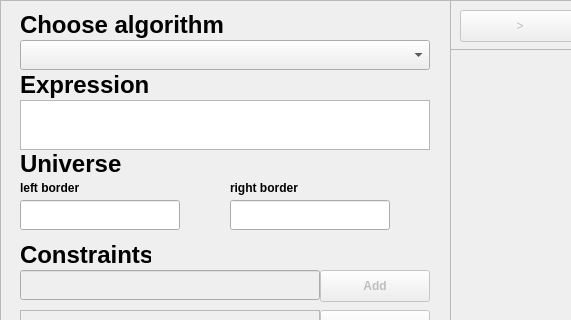
This is python/ui/main.ui in TypicalCode0/Development-and-visualization-of-optimization-algorithms as Qt 5 draws it before an edit; both pictures show x 0 to 571 and y 0 to 320 of the 1279 by 648 pixel window. The edited form follows.
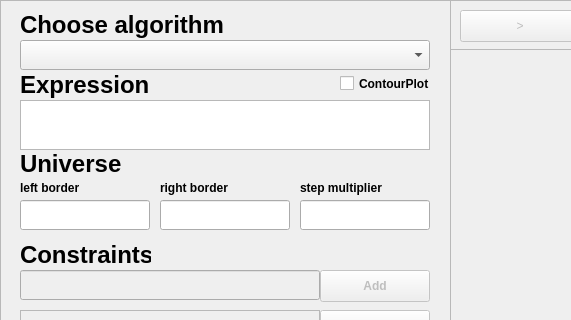
This is the edited form.

Patch:
```diff
--- a/python/ui/main.ui
+++ b/python/ui/main.ui
@@ -111,7 +111,7 @@
       <rect>
        <x>20</x>
        <y>200</y>
-       <width>160</width>
+       <width>130</width>
        <height>30</height>
       </rect>
      </property>
@@ -119,9 +119,9 @@
     <widget class="QLineEdit" name="lineEdit_universe_right">
      <property name="geometry">
       <rect>
-       <x>230</x>
+       <x>160</x>
        <y>200</y>
-       <width>160</width>
+       <width>130</width>
        <height>30</height>
       </rect>
      </property>
@@ -239,7 +239,7 @@
       <rect>
        <x>20</x>
        <y>180</y>
-       <width>151</width>
+       <width>61</width>
        <height>16</height>
       </rect>
      </property>
@@ -250,9 +250,9 @@
     <widget class="QLabel" name="label_2">
      <property name="geometry">
       <rect>
-       <x>230</x>
+       <x>160</x>
        <y>180</y>
-       <width>151</width>
+       <width>71</width>
        <height>16</height>
       </rect>
      </property>
@@ -299,8 +299,44 @@
       <string>&lt;!DOCTYPE HTML PUBLIC &quot;-//W3C//DTD HTML 4.0//EN&quot; &quot;http://www.w3.org/TR/REC-html40/strict.dtd&quot;&gt;
 &lt;html&gt;&lt;head&gt;&lt;meta name=&quot;qrichtext&quot; content=&quot;1&quot; /&gt;&lt;style type=&quot;text/css&quot;&gt;
 p, li { white-space: pre-wrap; }
-&lt;/style&gt;&lt;/head&gt;&lt;body style=&quot; font-family:'Arial'; font-size:13pt; font-weight:600; font-style:normal;&quot;&gt;
-&lt;p style=&quot;-qt-paragraph-type:empty; margin-top:0px; margin-bottom:0px; margin-left:0px; margin-right:0px; -qt-block-indent:0; text-indent:0px; font-family:'.AppleSystemUIFont'; font-weight:400;&quot;&gt;&lt;br /&gt;&lt;/p&gt;&lt;/body&gt;&lt;/html&gt;</string>
+&lt;/style&gt;&lt;/head&gt;&lt;body style=&quot; font-family:'Arial'; font-size:8.25pt; font-weight:600; font-style:normal;&quot;&gt;
+&lt;p style=&quot;-qt-paragraph-type:empty; margin-top:0px; margin-bottom:0px; margin-left:0px; margin-right:0px; -qt-block-indent:0; text-indent:0px; font-family:'.AppleSystemUIFont'; font-size:13pt; font-weight:400;&quot;&gt;&lt;br /&gt;&lt;/p&gt;&lt;/body&gt;&lt;/html&gt;</string>
+     </property>
+    </widget>
+    <widget class="QCheckBox" name="checkbox_contourplot">
+     <property name="geometry">
+      <rect>
+       <x>340</x>
+       <y>75</y>
+       <width>91</width>
+       <height>17</height>
+      </rect>
+     </property>
+     <property name="text">
+      <string>ContourPlot</string>
+     </property>
+    </widget>
+    <widget class="QLineEdit" name="lineEdit_multiplier">
+     <property name="geometry">
+      <rect>
+       <x>300</x>
+       <y>200</y>
+       <width>130</width>
+       <height>30</height>
+      </rect>
+     </property>
+    </widget>
+    <widget class="QLabel" name="label_3">
+     <property name="geometry">
+      <rect>
+       <x>300</x>
+       <y>180</y>
+       <width>91</width>
+       <height>16</height>
+      </rect>
+     </property>
+     <property name="text">
+      <string>step multiplier</string>
      </property>
     </widget>
    </widget>
```
